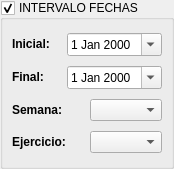
First picture: the form in ui/interFechas.ui, repository Ivanvegacbr/librokuentas, before the edit.
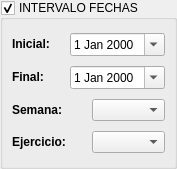
Second picture: the form after the edit.

What changed in the file:
```diff
--- a/ui/interFechas.ui
+++ b/ui/interFechas.ui
@@ -1,12 +1,12 @@
 <ui version="4.0" >
  <author>Iván González</author>
  <class>interFechas</class>
- <widget class="QWidget" name="interFechas" >
-  <property name="geometry" >
+ <widget class="QWidget" name="interFechas">
+  <property name="geometry">
    <rect>
     <x>0</x>
     <y>0</y>
-    <width>174</width>
+    <width>177</width>
     <height>169</height>
    </rect>
   </property>
@@ -22,16 +22,19 @@
      <property name="title" >
       <string>INTERVALO FECHAS</string>
      </property>
-     <property name="checkable" >
+     <property name="flat">
+      <bool>false</bool>
+     </property>
+     <property name="checkable">
       <bool>true</bool>
      </property>
      <layout class="QVBoxLayout" name="verticalLayout" >
       <item>
        <layout class="QHBoxLayout" name="horizontalLayout" >
         <item>
-         <widget class="QLabel" name="textLabel1" >
-          <property name="sizePolicy" >
-           <sizepolicy vsizetype="Preferred" hsizetype="Preferred" >
+         <widget class="QLabel" name="textLabel1">
+          <property name="sizePolicy">
+           <sizepolicy hsizetype="Minimum" vsizetype="Preferred">
             <horstretch>0</horstretch>
             <verstretch>0</verstretch>
            </sizepolicy>
@@ -62,9 +65,9 @@
       <item>
        <layout class="QHBoxLayout" name="horizontalLayout_2" >
         <item>
-         <widget class="QLabel" name="textLabel2" >
-          <property name="sizePolicy" >
-           <sizepolicy vsizetype="Preferred" hsizetype="Preferred" >
+         <widget class="QLabel" name="textLabel2">
+          <property name="sizePolicy">
+           <sizepolicy hsizetype="Minimum" vsizetype="Preferred">
             <horstretch>0</horstretch>
             <verstretch>0</verstretch>
            </sizepolicy>
@@ -95,9 +98,9 @@
       <item>
        <layout class="QHBoxLayout" name="horizontalLayout_3" >
         <item>
-         <widget class="QLabel" name="label" >
-          <property name="sizePolicy" >
-           <sizepolicy vsizetype="Fixed" hsizetype="Preferred" >
+         <widget class="QLabel" name="label">
+          <property name="sizePolicy">
+           <sizepolicy hsizetype="Minimum" vsizetype="Fixed">
             <horstretch>0</horstretch>
             <verstretch>0</verstretch>
            </sizepolicy>
@@ -129,9 +132,9 @@
       <item>
        <layout class="QHBoxLayout" name="horizontalLayout_4" >
         <item>
-         <widget class="QLabel" name="label_2" >
-          <property name="sizePolicy" >
-           <sizepolicy vsizetype="Fixed" hsizetype="Preferred" >
+         <widget class="QLabel" name="label_2">
+          <property name="sizePolicy">
+           <sizepolicy hsizetype="Minimum" vsizetype="Fixed">
             <horstretch>0</horstretch>
             <verstretch>0</verstretch>
            </sizepolicy>
```
Left out of the diff: 69 changed lines with no effect on the pictures.
